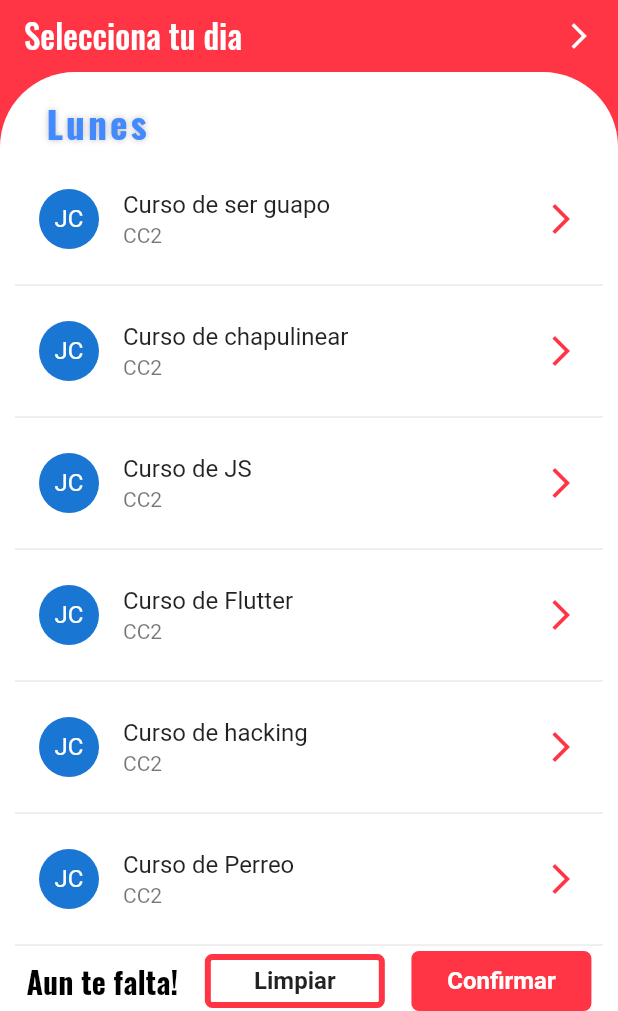
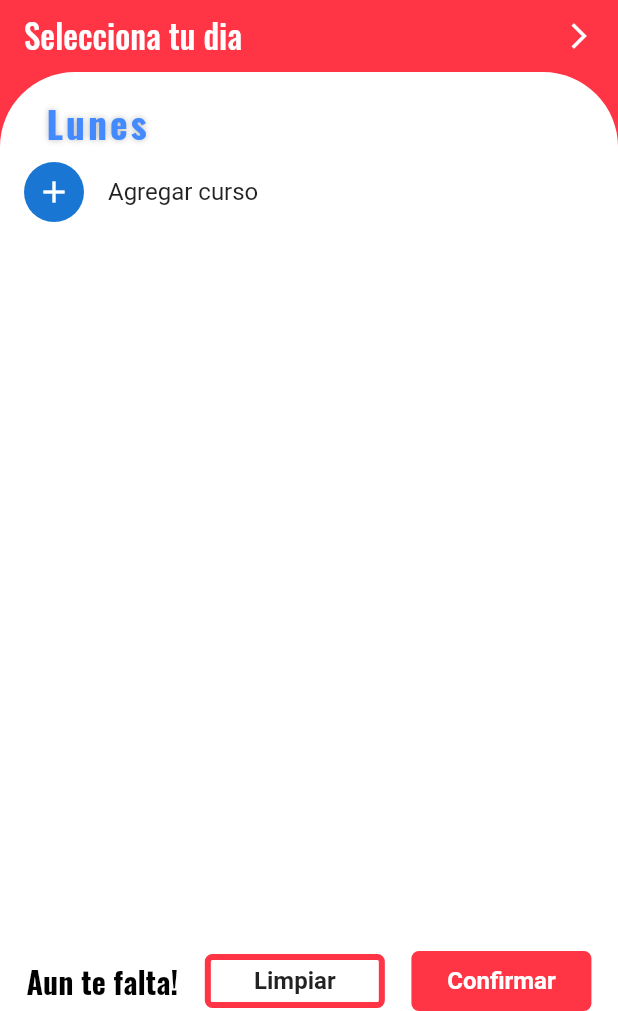
Before and after one commit to Joaquin4562/talent_top, a Flutter app: the screen it shows after launch, after a tap on the "arrow forward" icon, on a phone screen of 412 x 824 dp, the part 225-1236 px from its top. Run offline on Flutter 3.47's test engine with Material 2 defaults, Android fonts, the phone set to English and light mode, and no system bars; our stand-ins replace simple_animations; Roboto replaces fonts that are missing (Microsoft sans serif).

Commit message:
modificaciones de detalles

```diff
--- a/lib/pages/horarios_page.dart
+++ b/lib/pages/horarios_page.dart
@@ -1,4 +1,5 @@
 import 'package:flutter/material.dart';
+import 'package:talent_top_v0_1/class/simple_animation_class.dart';
 import 'package:talent_top_v0_1/widgets/widgets_horarios_page/boton_elige_dia.dart';
 import 'package:talent_top_v0_1/widgets/widgets_horarios_page/bottom_buttons.dart';
 import 'package:talent_top_v0_1/widgets/widgets_horarios_page/dia_text.dart';
@@ -10,6 +11,7 @@ class HorariosPage extends StatefulWidget {
 
   @override
   _HorariosPageState createState() => _HorariosPageState();
+
 }
 
 class _HorariosPageState extends State<HorariosPage> {
@@ -22,9 +24,9 @@ class _HorariosPageState extends State<HorariosPage> {
           children: <Widget>[
             Column(
               children: <Widget>[
-                HeadTextHorarios(
+                FadeAnimation(0.5,HeadTextHorarios(
                   color: colorFondo,
-                ),
+                )),
                 BotonElige()
               ],
             ),
@@ -42,15 +44,17 @@ class _HorariosPageState extends State<HorariosPage> {
                     child: Column(
                       crossAxisAlignment: CrossAxisAlignment.start,
                       children: <Widget>[
-                        DiaText(),
+                        FadeAnimation(0.7,DiaText()),
                         ListaCursos(),
-                        BottomButtons(),
+                        FadeAnimation(0.9,BottomButtons()),
                       ],
                     )),
               ],
             )
           ],
         ));
+
+
   }
 
 
--- a/lib/pages/login.page.dart
+++ b/lib/pages/login.page.dart
@@ -19,7 +19,7 @@ class _LoginPageState extends State<LoginPage> {
   @override
   Widget build(BuildContext context) {
     return Scaffold(
-      body: FadeAnimation(0.5,Container(
+      body: FadeAnimation(0.2,Container(
         decoration: BoxDecoration(
           image: DecorationImage(image: AssetImage('assets/images/cohete.png'), fit: BoxFit.cover),
           gradient: LinearGradient(
@@ -39,11 +39,11 @@ class _LoginPageState extends State<LoginPage> {
                   FadeAnimation(0.7,HeaderText()),
                 ]),
                 SizedBox(height: 80,),
-                FadeAnimation(0.8,TxtEmail()),
-                FadeAnimation(0.9,TxtPassword()),
-                FadeAnimation(1,BtnRecuperar()),
-                FadeAnimation(1.2,BotonStart()),
-                FadeAnimation(1.3,BtnRegister()),
+                FadeAnimation(0.4,TxtEmail()),
+                FadeAnimation(0.5,TxtPassword()),
+                FadeAnimation(0.6,BtnRecuperar()),
+                FadeAnimation(0.7,BotonStart()),
+                FadeAnimation(0.8,BtnRegister()),
               ],
 
             ),
--- a/lib/widgets/widgets_horarios_page/boton_elige_dia.dart
+++ b/lib/widgets/widgets_horarios_page/boton_elige_dia.dart
@@ -5,7 +5,6 @@ class BotonElige extends StatefulWidget {
   _BotonEligeState createState() => _BotonEligeState();
     static String get dia => _BotonEligeState._diaSeleccionado;
 }
-
 class _BotonEligeState extends State<BotonElige> {
   List<String> dias = ['Lunes','Martes','Miercoles','Jueves','Viernes'];
   static String _diaSeleccionado = "Lunes";
--- a/lib/widgets/widgets_horarios_page/lista_cursos.dart
+++ b/lib/widgets/widgets_horarios_page/lista_cursos.dart
@@ -1,4 +1,5 @@
 import 'package:flutter/material.dart';
+import 'package:talent_top_v0_1/class/simple_animation_class.dart';
 
 class ListaCursos extends StatefulWidget {
   ListaCursos({Key key}) : super(key: key);
@@ -21,22 +22,31 @@ class _ListaCursosState extends State<ListaCursos> {
   @override
   Widget build(BuildContext context) {
     return Expanded(
-      child: ListView.builder(
-        shrinkWrap: true,
-        scrollDirection: Axis.vertical,
-        itemCount: cursos.length,
-        padding: EdgeInsets.all(10),
-        itemBuilder: (BuildContext context, int i) {
-          return _buildCurso(cursos[i]);
-        },
+      child: InkWell(
+        child: ListTile(
+          onTap: (){},
+          title: Text('Agregar curso'),
+          leading: CircleAvatar(
+            child: Icon(Icons.add),
+          ),
+        ),
       ),
+      // child: ListView.builder(
+      //   shrinkWrap: true,
+      //   scrollDirection: Axis.vertical,
+      //   itemCount: cursos.length,
+      //   padding: EdgeInsets.all(10),
+      //   itemBuilder: (BuildContext context, int i) {
+      //     return _buildCurso(cursos[i]);
+      //   },
+      // ),
     );
   }
 
   Widget _buildCurso(String curso) {
     return Column(
       children: <Widget>[
-        ListTile(
+        FadeAnimation(1,ListTile(
             onTap: () {},
             leading: CircleAvatar(
               child: Text('JC'),
@@ -48,8 +58,7 @@ class _ListaCursosState extends State<ListaCursos> {
             trailing: Icon(
               Icons.arrow_forward_ios,
               color: colorFondo,
-            )),
-        Divider()
+            ))),
       ],
     );
   }
--- a/lib/widgets/widgets_register_page/buttonNewUser.dart
+++ b/lib/widgets/widgets_register_page/buttonNewUser.dart
@@ -1,10 +1,10 @@
 import 'package:flutter/material.dart';
 import 'package:talent_top_v0_1/utils/register_utils.dart';
+import 'package:talent_top_v0_1/widgets/widgets_register_page/newNumeroC.dart';
 
 import 'newEmail.dart';
 import 'newLastname.dart';
 import 'newName.dart';
-import 'newNumeroC.dart';
 import 'newSemestre.dart';
 import 'password.dart';
 
@@ -55,11 +55,11 @@ class _ButtonNewUserState extends State<ButtonNewUser> {
   }
 
   void obtenerInfo() {
-    String nc = NewNCState.nc;
+    String nc = NewNC.nc;
     String semestre = NewSemestreState.newSemestre;
     String name = NewNomeState.newName;
     String lastName = NewLastnameState.newLastName;
-    String email = NewEmailState.newEmail.toLowerCase();
+    String email = NewEmail.newEmail.toLowerCase();
     String password = PasswordInputState.password;
 
     if (validarInfo(nc, semestre, name, lastName, email, password)) {
```
Also changed, not shown: lib/widgets/widgets_register_page/newEmail.dart (+6 -5 lines), lib/widgets/widgets_register_page/newNumeroC.dart (+11 -7 lines).
